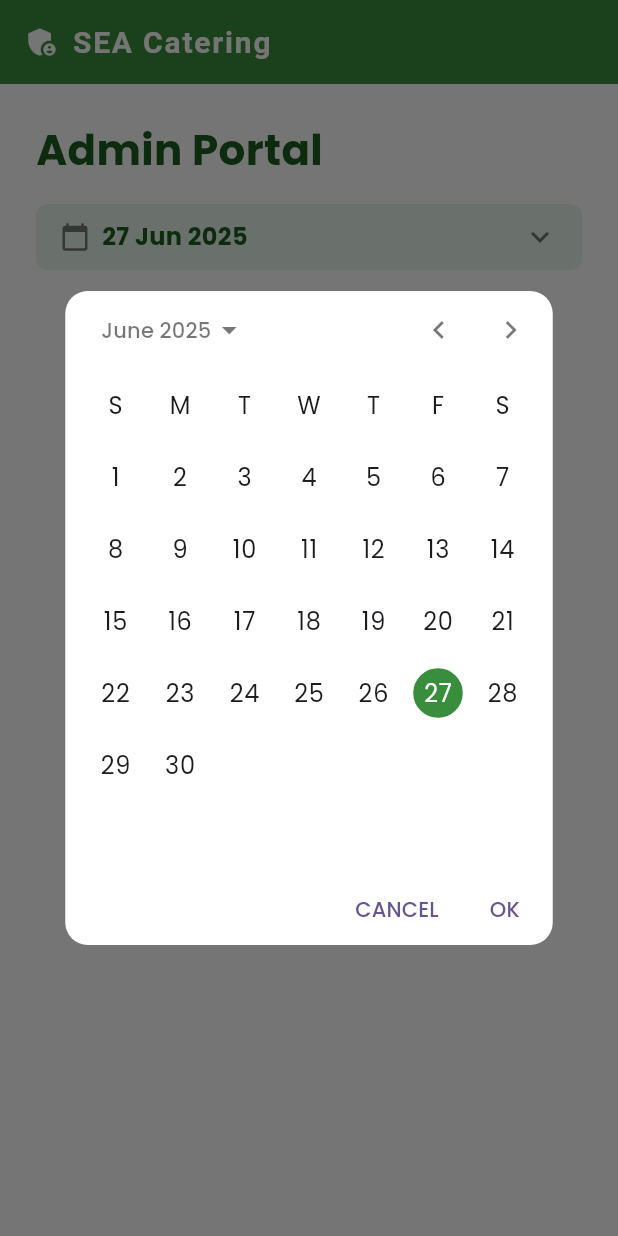
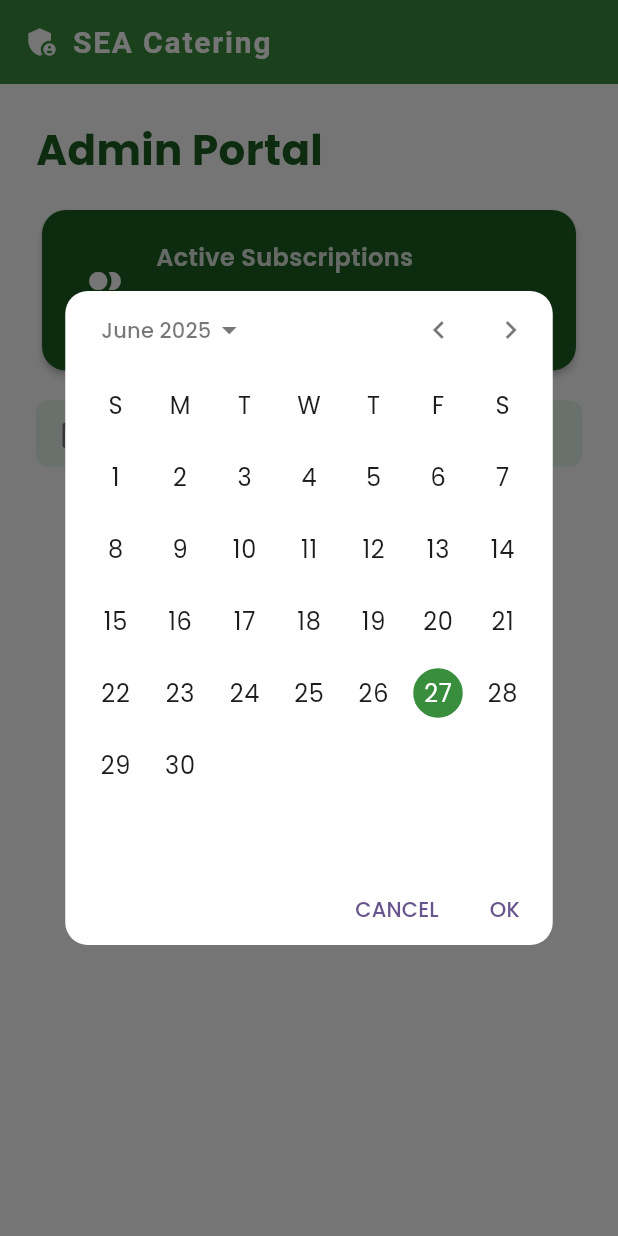
Before and after one commit to ahmadazizfauzi/catering, a Flutter app: the AdminHomeScreen screen opened directly, after a tap on an icon or button, on a phone screen of 412 x 824 dp. Run offline on Flutter 3.47's test engine with Material 3 defaults, Android fonts, the phone set to English and light mode, and no system bars; drawn by our look-alikes of calendar_date_picker2; our stand-ins replace cloud_firestore, convex_bottom_bar, dropdown_button2, firebase_auth, firebase_core; accounts and stored records are empty.

Commit message:
feat(subscription): total active subscription

```diff
--- a/lib/features/home/presentation/pages/admin/admin_home_screen.dart
+++ b/lib/features/home/presentation/pages/admin/admin_home_screen.dart
@@ -4,6 +4,7 @@ import 'package:flutter/material.dart';
 import 'package:catering_1/core/colors/app_colors.dart';
 import 'package:catering_1/core/shared/appbar/appbar_shared.dart';
 import 'package:catering_1/features/home/presentation/widgets/section/admin/admin_subscription_growth_section.dart';
+import 'package:catering_1/features/home/presentation/widgets/section/admin/admin_card_total_subscription.dart';
 import 'package:provider/provider.dart';
 
 class AdminHomeScreen extends StatefulWidget {
@@ -32,6 +33,7 @@ class _AdminHomeScreenState extends State<AdminHomeScreen> {
         final start = DateTime(today.year, today.month, today.day, 0, 0, 0);
         final end = DateTime(today.year, today.month, today.day, 23, 59, 59);
         await provider.fetchSubscriptionsByRange(start, end);
+        await provider.fetchTotalSubscription(status: "aktif");
       }
     });
   }
@@ -67,6 +69,9 @@ class _AdminHomeScreenState extends State<AdminHomeScreen> {
               ),
             ),
             const SizedBox(height: 16),
+            const AdminCardTotalSubscription(),
+            const SizedBox(height: 16),
+
             CalenderPickerShared(
               initialValue: _selectedDates,
               onDateSelected: (dates) async {
@@ -122,12 +127,9 @@ class _AdminHomeScreenState extends State<AdminHomeScreen> {
               },
               width: double.infinity,
             ),
+            // Total Active Subscription Card
             const SizedBox(height: 16),
-            Expanded(
-              child: AdminSubscriptionGrowthSection(
-                isFiltered: true,
-              ),
-            ),
+            Expanded(child: AdminSubscriptionGrowthSection(isFiltered: true)),
           ],
         ),
       ),
--- /dev/null
+++ b/lib/features/home/presentation/widgets/section/admin/admin_card_total_subscription.dart
@@ -0,0 +1,71 @@
+import 'package:flutter/material.dart';
+import 'package:provider/provider.dart';
+import 'package:catering_1/core/colors/app_colors.dart';
+import 'package:catering_1/features/subscription/presentation/provider/admin/admin_subscription_provider.dart';
+
+class AdminCardTotalSubscription extends StatelessWidget {
+  const AdminCardTotalSubscription({super.key});
+
+  @override
+  Widget build(BuildContext context) {
+    return Consumer<AdminSubscriptionProvider>(
+      builder: (context, provider, _) {
+        return Card(
+          color: AppColors.brand['dark'],
+          elevation: 2,
+          shape: RoundedRectangleBorder(
+            borderRadius: BorderRadius.circular(16),
+          ),
+          child: Padding(
+            padding: const EdgeInsets.symmetric(
+              vertical: 20,
+              horizontal: 24,
+            ),
+            child: Row(
+              children: [
+                Icon(
+                  Icons.people_alt_rounded,
+                  color: Colors.white,
+                  size: 36,
+                ),
+                const SizedBox(width: 16),
+                Column(
+                  crossAxisAlignment: CrossAxisAlignment.start,
+                  children: [
+                    Text(
+                      "Active Subscriptions",
+                      style: TextStyle(
+                        color: Colors.white.withOpacity(0.85),
+                        fontSize: 16,
+                        fontWeight: FontWeight.w600,
+                      ),
+                    ),
+                    const SizedBox(height: 4),
+                    provider.isLoading
+                        ? SizedBox(
+                            width: 24,
+                            height: 24,
+                            child: CircularProgressIndicator(
+                              color: Colors.white,
+                              strokeWidth: 2,
+                            ),
+                          )
+                        : Text(
+                            "${provider.totalSubscription ?? 0}",
+                            style: const TextStyle(
+                              color: Colors.white,
+                              fontSize: 28,
+                              fontWeight: FontWeight.bold,
+                              letterSpacing: 1.2,
+                            ),
+                          ),
+                  ],
+                ),
+              ],
+            ),
+          ),
+        );
+      },
+    );
+  }
+}
--- /dev/null
+++ b/lib/features/subscription/domain/usecases/get_admin_total_subscription_usecase.dart
@@ -0,0 +1,18 @@
+import '../repositories/subscription_repository.dart';
+
+class GetAdminTotalSubscriptionUsecase {
+  final SubscriptionRepository repository;
+
+  GetAdminTotalSubscriptionUsecase(this.repository);
+
+  /// Get total subscriptions, optionally filtered by status.
+  Future<int> call({String? status}) async {
+    final all = await repository.getAllSubscriptions();
+    if (status != null) {
+      return all
+          .where((sub) => sub.status.toLowerCase() == status.toLowerCase())
+          .length;
+    }
+    return all.length;
+  }
+}
--- a/lib/features/subscription/presentation/provider/admin/admin_subscription_provider.dart
+++ b/lib/features/subscription/presentation/provider/admin/admin_subscription_provider.dart
@@ -3,21 +3,25 @@ import 'package:flutter/material.dart';
 import '../../../domain/entities/subscription.dart';
 import '../../../domain/usecases/get_admin_subscription_growth_usecase.dart';
 import '../../../domain/usecases/get_admin_range_selector_subscription.dart';
+import '../../../domain/usecases/get_admin_total_subscription_usecase.dart';
 
 class AdminSubscriptionProvider extends ChangeNotifier {
   final GetAdminSubscriptionGrowthUsecase getAdminSubscriptionGrowthUsecase;
   final GetAdminRangeSelectorSubscriptionUsecase
   getAdminRangeSelectorSubscriptionUsecase;
+  final GetAdminTotalSubscriptionUsecase getAdminTotalSubscriptionUsecase;
 
   AdminSubscriptionProvider(
     this.getAdminSubscriptionGrowthUsecase,
     this.getAdminRangeSelectorSubscriptionUsecase,
+    this.getAdminTotalSubscriptionUsecase,
   );
 
   bool isLoading = false;
   String? message;
   List<Subscription> allSubscriptions = [];
   List<Subscription> rangeSubscriptions = [];
+  int? totalSubscription;
 
   Future<void> fetchAllSubscriptions() async {
     isLoading = true;
@@ -40,8 +44,7 @@ class AdminSubscriptionProvider extends ChangeNotifier {
         start,
         end,
       );
-    if (rangeSubscriptions.isEmpty) {
-    }
+      if (rangeSubscriptions.isEmpty) {}
       message = null;
     } catch (e) {
       message = "Failed to fetch subscriptions by range: $e";
@@ -49,4 +52,20 @@ class AdminSubscriptionProvider extends ChangeNotifier {
     isLoading = false;
     notifyListeners();
   }
+
+  Future<void> fetchTotalSubscription({String? status}) async {
+    isLoading = true;
+    notifyListeners();
+    try {
+      totalSubscription = await getAdminTotalSubscriptionUsecase(
+        status: status,
+      );
+      message = null;
+    } catch (e) {
+      message = "Failed to fetch total subscriptions: $e";
+      totalSubscription = null;
     }
+    isLoading = false;
+    notifyListeners();
+  }
+}
--- a/lib/main.dart
+++ b/lib/main.dart
@@ -7,6 +7,7 @@ import 'package:catering_1/features/auth/domain/usecases/logout_usecase.dart';
 import 'package:catering_1/features/auth/domain/usecases/register_usecase.dart';
 import 'package:catering_1/features/auth/presentation/provider/auth_provider.dart';
 import 'package:catering_1/features/subscription/domain/usecases/get_admin_range_selector_subscription.dart';
+import 'package:catering_1/features/subscription/domain/usecases/get_admin_total_subscription_usecase.dart';
 import 'package:catering_1/features/subscription/domain/usecases/get_user_subscription.dart';
 import 'package:catering_1/features/subscription/domain/usecases/update_status_user_subscription_usecase.dart';
 import 'package:catering_1/features/testimonial/data/datasources/testimonial_remote_datasource.dart';
@@ -109,6 +110,11 @@ void main() async {
                     SubscriptionRemoteDatasource(),
                   ),
                 ),
+                  GetAdminTotalSubscriptionUsecase(
+                  SubscriptionRepositoryImplementation(
+                    SubscriptionRemoteDatasource(),
+                  ),
+                ),
               ),
         ),
       ],
```
Lines whose indentation alone changed are shown as unchanged.
